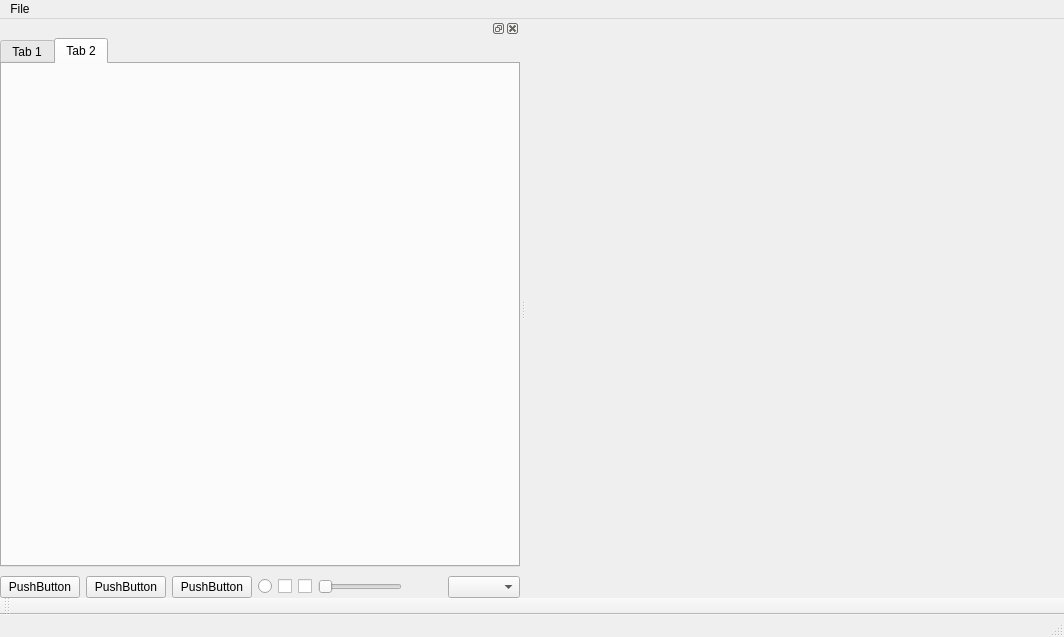
First picture: the form in mainwindow.ui, repository BetmanSmall/MapEditorCpp, before the edit.
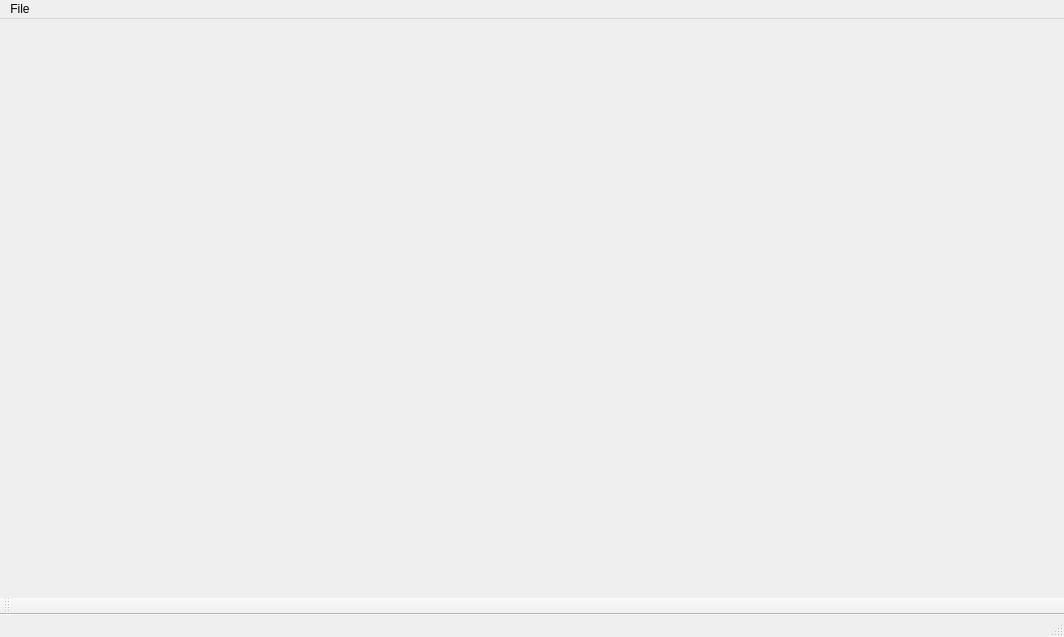
Second picture: the form after the edit.

Diff of the .ui file:
```diff
--- a/mainwindow.ui
+++ b/mainwindow.ui
@@ -44,121 +44,6 @@
    </attribute>
   </widget>
   <widget class="QStatusBar" name="statusBar"/>
-  <widget class="QDockWidget" name="dockWidget">
-   <attribute name="dockWidgetArea">
-    <number>1</number>
-   </attribute>
-   <widget class="QWidget" name="dockWidgetContents">
-    <layout class="QVBoxLayout" name="verticalLayout_3">
-     <property name="spacing">
-      <number>9</number>
-     </property>
-     <property name="leftMargin">
-      <number>0</number>
-     </property>
-     <property name="topMargin">
-      <number>0</number>
-     </property>
-     <property name="rightMargin">
-      <number>0</number>
-     </property>
-     <property name="bottomMargin">
-      <number>0</number>
-     </property>
-     <item>
-      <widget class="QTabWidget" name="tabWidget">
-       <property name="mouseTracking">
-        <bool>true</bool>
-       </property>
-       <property name="currentIndex">
-        <number>1</number>
-       </property>
-       <widget class="QWidget" name="tab_0">
-        <attribute name="title">
-         <string>Tab 1</string>
-        </attribute>
-        <layout class="QVBoxLayout" name="verticalLayout"/>
-       </widget>
-       <widget class="QWidget" name="tab_1">
-        <attribute name="title">
-         <string>Tab 2</string>
-        </attribute>
-        <layout class="QVBoxLayout" name="verticalLayout_2"/>
-       </widget>
-      </widget>
-     </item>
-     <item>
-      <layout class="QHBoxLayout" name="horizontalLayout_2">
-       <item>
-        <widget class="QPushButton" name="pushButton">
-         <property name="text">
-          <string>PushButton</string>
-         </property>
-        </widget>
-       </item>
-       <item>
-        <widget class="QPushButton" name="pushButton_2">
-         <property name="text">
-          <string>PushButton</string>
-         </property>
-        </widget>
-       </item>
-       <item>
-        <widget class="QPushButton" name="pushButton_3">
-         <property name="text">
-          <string>PushButton</string>
-         </property>
-        </widget>
-       </item>
-       <item>
-        <widget class="QRadioButton" name="radioButton">
-         <property name="text">
-          <string/>
-         </property>
-        </widget>
-       </item>
-       <item>
-        <widget class="QCheckBox" name="checkBox">
-         <property name="text">
-          <string/>
-         </property>
-        </widget>
-       </item>
-       <item>
-        <widget class="QCheckBox" name="checkBox_2">
-         <property name="text">
-          <string/>
-         </property>
-        </widget>
-       </item>
-       <item>
-        <widget class="QSlider" name="horizontalSlider">
-         <property name="orientation">
-          <enum>Qt::Horizontal</enum>
-         </property>
-        </widget>
-       </item>
-       <item>
-        <spacer name="horizontalSpacer">
-         <property name="orientation">
-          <enum>Qt::Horizontal</enum>
-         </property>
-         <property name="sizeHint" stdset="0">
-          <size>
-           <width>40</width>
-           <height>20</height>
-          </size>
-         </property>
-        </spacer>
-       </item>
-       <item>
-        <widget class="QComboBox" name="comboBox"/>
-       </item>
-      </layout>
-     </item>
-    </layout>
-   </widget>
-  </widget>
   <action name="actionCreateMap">
    <property name="text">
     <string>CreateMap</string>
```
